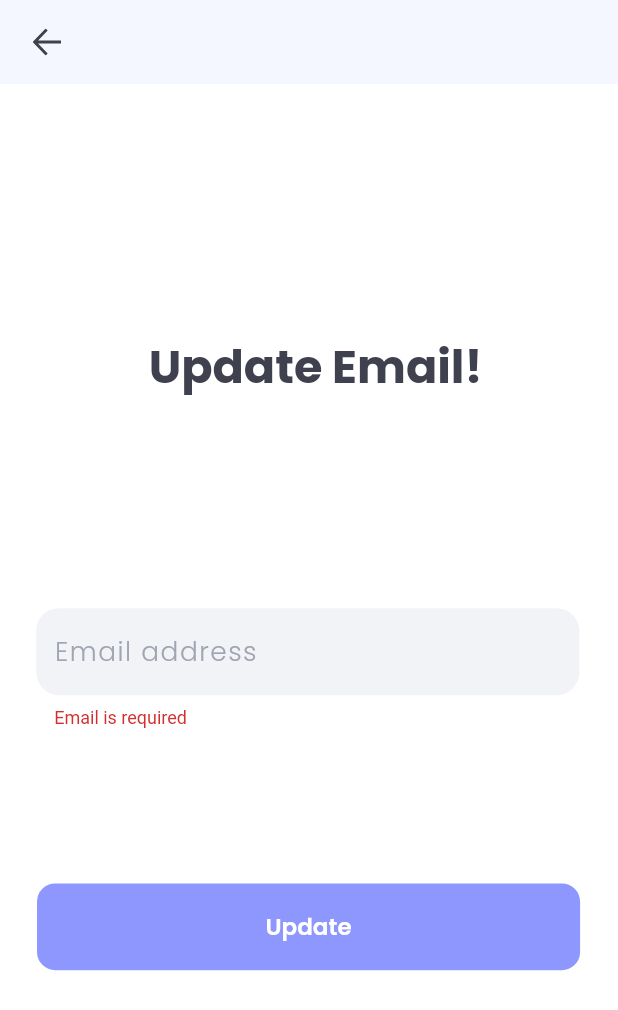
After one commit to deepakrana0011/SnapProject, a Flutter app: the Settings screen opened by its route, after a tap on "Update", on a phone screen of 412 x 824 dp. The commit adds this screen. Shown: the top 1010 px of the screen. Run offline on Flutter 3.47's test engine with Material 2 defaults, Android fonts, the phone set to English and light mode, and no system bars; our stand-ins replace another_flushbar, cached_network_image, device_info_plus, dio, easy_localization, file_picker and 10 more; missing offline and left inert: audio_session, flutter_sound, flutter_sound_platform_interface; accounts and stored records are empty; network calls fail; statements that could not run were skipped.

Commit message:
working on changes

```diff
--- a/langs/en.json
+++ b/langs/en.json
@@ -46,5 +46,8 @@
   "email" : "Email",
   "recording_send_successfully" : "Hey Snap! Your recording has send Successfully.",
   "no_recording_found" : "No recording found, please record some sound to send.",
-  "loading_history" : "Loading History...."
+  "loading_history" : "Loading History....",
+  "update_email" : "Update Email",
+  "update" : "Update",
+  "please_select_document" : "Please select document first!"
 }
--- a/lib/constants/route_constants.dart
+++ b/lib/constants/route_constants.dart
@@ -8,4 +8,5 @@ static const photoScreen = "photoScreen";
 static const voiceScreen = "voiceScreen";
 static const documentScreen = "documentScreen";
 static const historyScreen = "historyScreen";
+static const settingsScreen = "settingsScreen";
 }
--- a/lib/router.dart
+++ b/lib/router.dart
@@ -9,6 +9,7 @@ import 'package:snap_app/view/login_page.dart';
 import 'package:snap_app/view/note_screen.dart';
 import 'package:snap_app/view/otp_verify_page.dart';
 import 'package:snap_app/view/photo_screen.dart';
+import 'package:snap_app/view/settings_screen.dart';
 import 'package:snap_app/view/signup_page.dart';
 import 'package:snap_app/view/voice_screen.dart';
 
@@ -53,6 +54,10 @@ class OnGenerateRouter {
         return MaterialPageRoute(
             builder: (_) => HistoryScreen(), settings: settings);
 
+      case RouteConstants.settingsScreen:
+        return MaterialPageRoute(
+            builder: (_) => Settings(), settings: settings);
+
 
       default:
         return _onPageNotFound();
--- a/lib/view/home_screen.dart
+++ b/lib/view/home_screen.dart
@@ -26,7 +26,9 @@ class HomeScreen extends StatelessWidget {
       // appBar: CommonWidgets.appBar(context, "home".tr(), suffix: true, suffixImgPath: ImageConstants.homeRefresh, prefix: true, suffixTap: (){
       //   Navigator.pushNamed(context, RouteConstants.historyScreen);
       // }),
-        appBar: CommonWidgets.appBar(context, "home".tr(), prefix: true),
+        appBar: CommonWidgets.appBar(context, "home".tr(), prefix: true, suffix: true, suffixTap: (){
+          Navigator.pushNamed(context, RouteConstants.settingsScreen);
+        }),
       body: BaseView<HomeProvider>(
         builder: (context, provider, _){
           return  Container(
--- a/lib/view/note_screen.dart
+++ b/lib/view/note_screen.dart
@@ -53,13 +53,13 @@ class NoteScreen extends StatelessWidget {
                     crossAxisAlignment: CrossAxisAlignment.start,
                     children: [
                       // SizedBox(height: DimensionConstants.d73.h),
-                      CommonWidgets.goodMorningText(),
+                     // CommonWidgets.goodMorningText(),
                       Padding(
                         padding: EdgeInsets.fromLTRB(DimensionConstants.d20.w, DimensionConstants.d55.h, DimensionConstants.d20.w, 0.0),
                         child: Column(
                           children: [
-                            emailTextField(),
-                            SizedBox(height: DimensionConstants.d20.h),
+                          //  emailTextField(),
+                          //  SizedBox(height: DimensionConstants.d20.h),
                             descriptionTextField(),
                             SizedBox(height: DimensionConstants.d38.h),
                             provider.state == ViewState.busy
--- /dev/null
+++ b/lib/view/settings_screen.dart
@@ -0,0 +1,94 @@
+import 'package:easy_localization/src/public_ext.dart';
+import 'package:flutter/material.dart';
+import 'package:flutter_screenutil/flutter_screenutil.dart';
+import 'package:snap_app/constants/color_constants.dart';
+import 'package:snap_app/constants/decoration.dart';
+import 'package:snap_app/constants/dimension_constants.dart';
+import 'package:snap_app/constants/validations.dart';
+import 'package:snap_app/extensions/all_extensions.dart';
+import 'package:snap_app/helper/common_widgets.dart';
+import 'package:snap_app/helper/shared_pref.dart';
+
+
+class Settings extends StatefulWidget {
+  const Settings({Key? key}) : super(key: key);
+
+  @override
+  _SettingsState createState() => _SettingsState();
+}
+
+class _SettingsState extends State<Settings> {
+
+  final emailController = TextEditingController();
+  final _formKey = GlobalKey<FormState>();
+
+  @override
+  void initState() {
+    super.initState();
+    emailController.text = SharedPref.prefs?.getString(SharedPref.userEmail) ?? '';
+  }
+
+  @override
+  Widget build(BuildContext context) {
+    ScreenUtil.init(context, designSize: const Size(375, 812));
+    return Scaffold(
+      backgroundColor: ColorConstants.colorWhite,
+      appBar: CommonWidgets.appBar(context, ""),
+      body: SingleChildScrollView(
+          child: Form(
+            key: _formKey,
+            child: Column(
+              children: [
+                Padding(
+                  padding: EdgeInsets.fromLTRB(DimensionConstants.d72.w, DimensionConstants.d163.h, DimensionConstants.d64.w, DimensionConstants.d19.h),
+                  child: Align(
+                    alignment: Alignment.center,
+                    child: Text("${"update_email".tr()}!").boldText(ColorConstants.colorBlackDown, DimensionConstants.d28.sp, TextAlign.center),
+                  ),
+                ),
+                emailTextField(),
+                Padding(
+                  padding: EdgeInsets.fromLTRB(DimensionConstants.d22_46.w, DimensionConstants.d102.h, DimensionConstants.d23.w, 0.0),
+                  child: GestureDetector(
+                      onTap: (){
+                        if(_formKey.currentState!.validate()){
+                          CommonWidgets.hideKeyboard(context);
+                          SharedPref.prefs?.setString(SharedPref.userEmail, emailController.text) ?? "";
+                          Navigator.of(context).pop();
+                        }
+                      },
+                      child: CommonWidgets.commonBtn(context, "update".tr(), DimensionConstants.d57.h, DimensionConstants.d330.w)),
+                ),
+              ],
+            ),
+          )
+      ),
+    );
+  }
+
+  Widget emailTextField(){
+    return Padding(
+      padding: EdgeInsets.fromLTRB(DimensionConstants.d22.w, DimensionConstants.d117.h, DimensionConstants.d23_46.w, 0.0),
+      child: TextFormField(
+        textAlignVertical: TextAlignVertical.center,
+        controller: emailController..text,
+        style: ViewDecoration.textFieldStyle(
+            DimensionConstants.d16, FontWeight.w300, ColorConstants.colorBlack),
+        decoration: ViewDecoration.inputDecorationForLoginTextField(
+            "email_address".tr()),
+        textInputAction: TextInputAction.done,
+        keyboardType: TextInputType.emailAddress,
+        validator: (value) {
+          if (value!.trim().isEmpty) {
+            return "email_required".tr();
+          } else if (!Validations.emailValidation(
+              value.trim())) {
+            return "invalid_email".tr();
+          } else {
+            return null;
+          }
+        },
+      ),
+    );
+  }
+}
--- a/pubspec.yaml
+++ b/pubspec.yaml
@@ -53,8 +53,9 @@ dependencies:
   flutter_colorpicker: ^1.0.3
   flutter_app_name: ^0.1.0
   file_picker: ^4.3.3
-  flutter_sound: ^9.1.2
+  flutter_sound: ^9.2.13
   flutter_launcher_icons: ^0.9.2
+  pdf: ^3.8.1
 
 flutter_icons:
   android: true
```
Also changed, not shown: lib/helper/common_widgets.dart (+23 -1 lines), lib/provider/document_provider.dart (+78 -27 lines), lib/service/api.dart (+7 -4 lines), lib/view/document_screen.dart (+32 -22 lines), lib/view/login_page.dart (+1 -6 lines), lib/view/photo_screen.dart (+7 -5 lines), lib/view/voice_screen.dart (+4 -4 lines), pubspec.lock, 6 other files.
